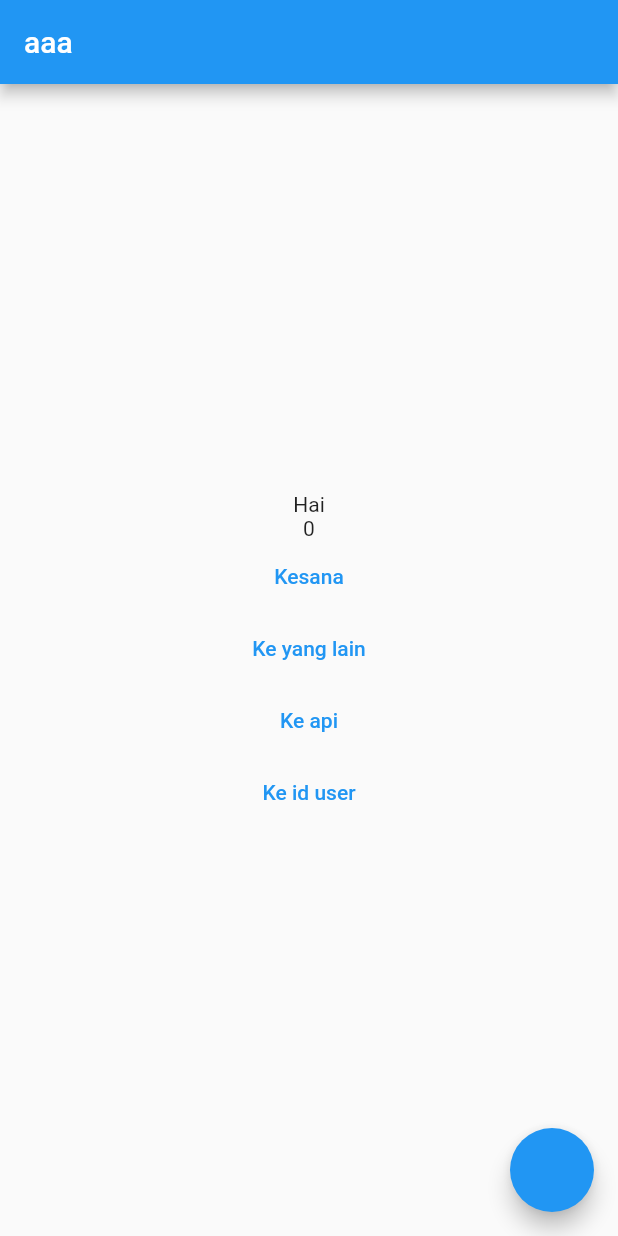
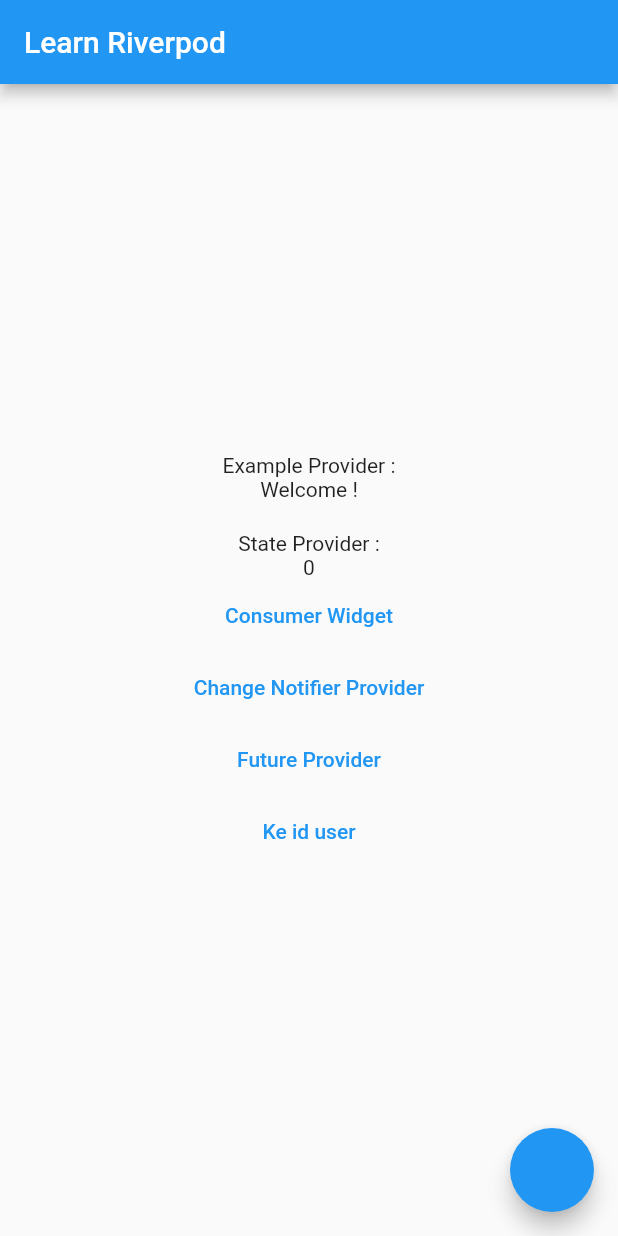
Before and after one commit to wisnuciwun/flutter-riverpod, a Flutter app: the screen it shows after launch, on a phone screen of 412 x 824 dp. Run offline on Flutter 3.47's test engine with Material 2 defaults, Android fonts, the light colour scheme and no system bars; our stand-ins replace flutter_riverpod.

Commit message:
learn part 5 - scopedreader and things getting more cleaner

```diff
--- a/lib/airweather.dart
+++ b/lib/airweather.dart
@@ -6,7 +6,7 @@ class AirWeather extends ConsumerWidget {
   const AirWeather({Key? key}) : super(key: key);
 
   @override
-  Widget build(BuildContext context, watch) {
+  Widget build(BuildContext context, ScopedReader watch) {
     final cuaca = watch(airData);
     return Scaffold(
       appBar: AppBar(
--- a/lib/homepage.dart
+++ b/lib/homepage.dart
@@ -5,11 +5,11 @@ class HomePage extends ConsumerWidget {
   const HomePage({Key? key}) : super(key: key);
 
   @override
-  Widget build(BuildContext context, watch) {
+  Widget build(BuildContext context, ScopedReader watch) {
     final cuaca = watch(futureProvider);
     return Scaffold(
       appBar: AppBar(
-        title: Text('Home'),
+        title: Text('Check temperature'),
       ),
       body: Center(
           child: cuaca.when(
--- a/lib/main.dart
+++ b/lib/main.dart
@@ -4,13 +4,18 @@ import 'package:learn_riverpods/airweather.dart';
 import 'package:learn_riverpods/changepage.dart';
 import 'package:learn_riverpods/homepage.dart';
 import 'package:learn_riverpods/id_user_page.dart';
+import 'package:learn_riverpods/number_state_notifier.dart';
 
 void main() {
-  runApp(ProviderScope(child: MyApp()));//here must have
+  runApp(ProviderScope(child: MyApp())); //here must have
 }
 
-final myProvider = Provider<String>((x) => 'Hai'); // constant provider
+final myProvider = Provider<String>(
+    (x) => 'Welcome !'); // constant provider
 final myStateProvider = StateProvider<int>((x) => 0);
+// final numberNotifierProvider = StateNotifierProvider<NumbersNotifier>((ref) {
+//   return NumbersNotifier(); //to call state in other class
+// });
 
 class MyApp extends ConsumerWidget {
   // This widget is the root of your application.
@@ -31,7 +36,7 @@ class MyHomePage extends ConsumerWidget {
 
   @override
   Widget build(BuildContext context, watch) {
-    final halo = watch(myProvider);
+    final welcome = watch(myProvider);
     final nomer = watch(myStateProvider);
 
 //     return Scaffold(
@@ -57,31 +62,55 @@ class MyHomePage extends ConsumerWidget {
 
     return Scaffold(
       appBar: AppBar(
-        title: Text('aaa'),
+        title: Text('Learn Riverpod'),
       ),
-            floatingActionButton: FloatingActionButton(
-        onPressed: () {
+      floatingActionButton: FloatingActionButton(
+        onPressed: () => {
+          increment(context)
           // nomer.state++; //simple way but not recommended
-          context.read(myStateProvider).state++;
+          // context.read(myStateProvider).state++;
         },
       ),
-
       body: Center(
         child: Column(
           mainAxisAlignment: MainAxisAlignment.center,
           crossAxisAlignment: CrossAxisAlignment.center,
           children: [
-            Text(halo),
+            Text("Example Provider :"),
+            Text(welcome),
+            SizedBox(height: 20,),
+            Text("State Provider :"),
             Text(nomer.state.toString()),
-            TextButton(onPressed: () => Navigator.push(context, MaterialPageRoute(builder: (context) => HomePage())), child: Text('Kesana')),
-            TextButton(onPressed: () => Navigator.push(context, MaterialPageRoute(builder: (context) => ChangePage())), child: Text('Ke yang lain')),
-            TextButton(onPressed: () => Navigator.push(context, MaterialPageRoute(builder: (context) => AirWeather())), child: Text('Ke api')),
-            TextButton(onPressed: () => Navigator.push(context, MaterialPageRoute(builder: (context) => IdUserPage(id: '2',))), child: Text('Ke id user'))
-            ],
+            TextButton(
+                onPressed: () => Navigator.push(context,
+                    MaterialPageRoute(builder: (context) => HomePage())),
+                child: Text('Consumer Widget')),
+            TextButton(
+                onPressed: () => Navigator.push(context,
+                    MaterialPageRoute(builder: (context) => ChangePage())),
+                child: Text('Change Notifier Provider')),
+            TextButton(
+                onPressed: () => Navigator.push(context,
+                    MaterialPageRoute(builder: (context) => AirWeather())),
+                child: Text('Future Provider')),
+            TextButton(
+                onPressed: () => Navigator.push(
+                    context,
+                    MaterialPageRoute(
+                        builder: (context) => IdUserPage(
+                              id: '2',
+                            ))),
+                child: Text('Ke id user'))
+          ],
         ),
       ),
     );
   }
+}
+
+void increment(BuildContext context) {
+  //function can be like this
+  context.read(myStateProvider).state++;
 }
 
 // class MyHomePage extends StatefulWidget {
--- /dev/null
+++ b/lib/number_state_notifier.dart
@@ -0,0 +1,18 @@
+import 'package:flutter/material.dart';
+import 'package:flutter_riverpod/flutter_riverpod.dart';
+
+class NumbersNotifier extends StateNotifier<List<int>> {
+  NumbersNotifier() : super([]);
+
+  void add(int number){
+    state = [...state, number];
+  }
+
+  // void delete(int number){
+  //   state = [for(final loopNumber in state)
+  //   if(number != loopNumber){
+  //     loopNumber;
+  //   }
+  //   ];
+  // }
+}
```
